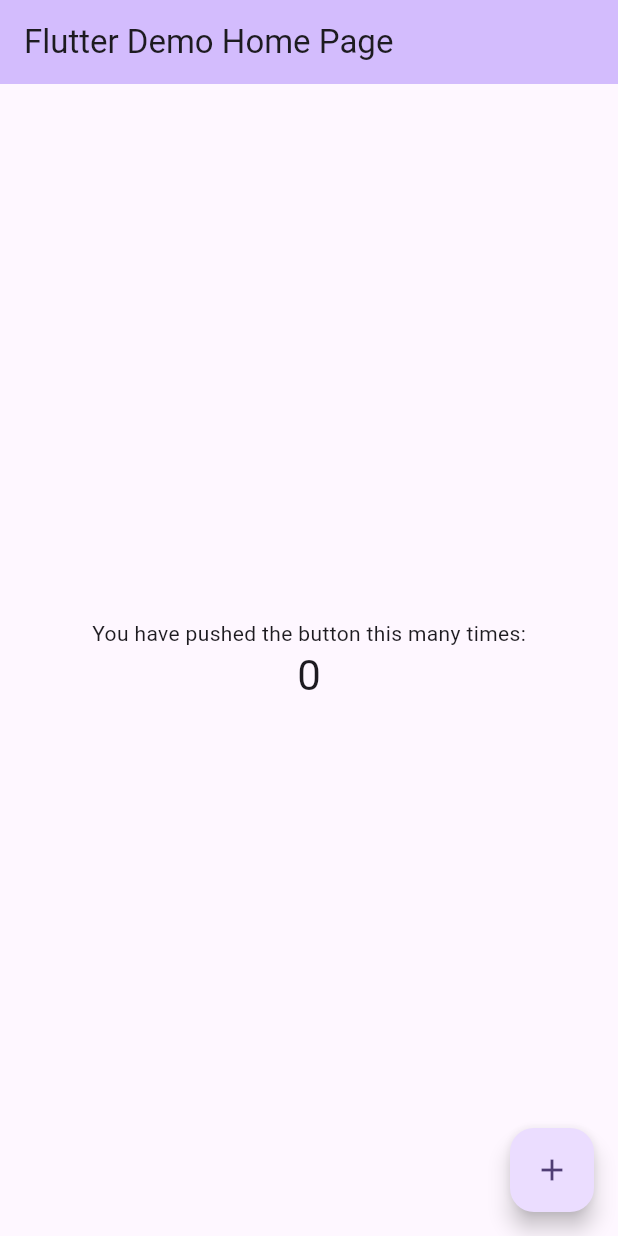
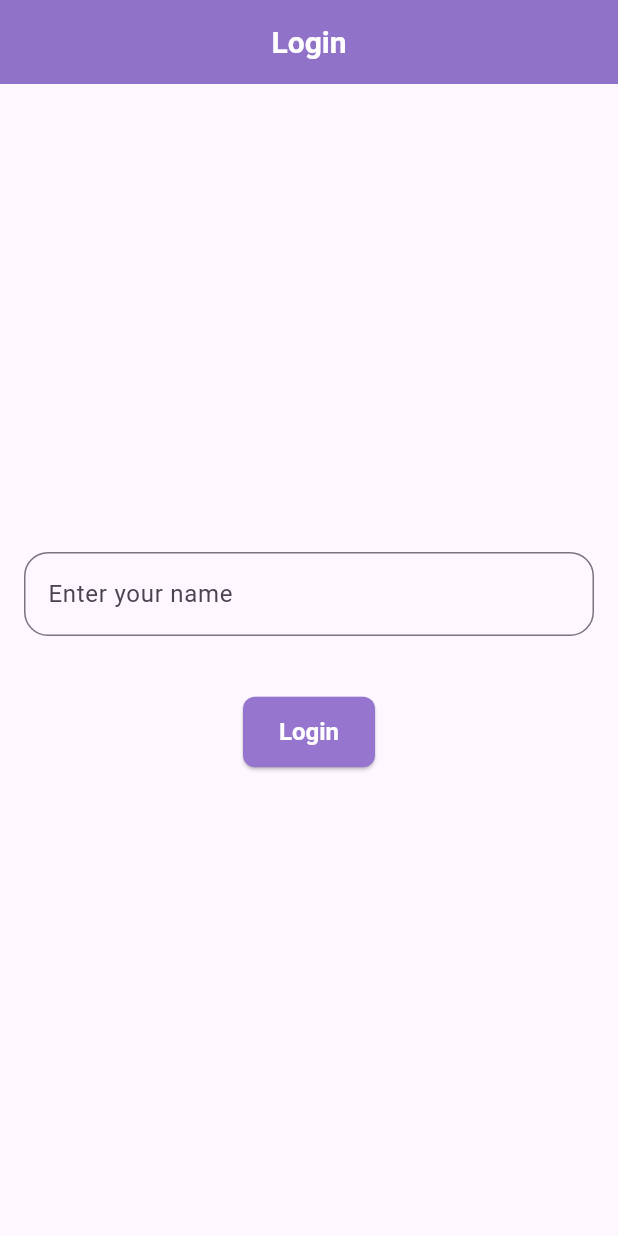
Before and after one commit to Liudmila-T/chat_app, a Flutter app: the screen it shows after launch, on a phone screen of 412 x 824 dp. Run offline on Flutter 3.47's test engine with Material 3 defaults, Android fonts, the phone set to English and light mode, and no system bars; our stand-ins replace dio, either_dart, flutter_riverpod, freezed_annotation.

Commit message:
Added login ui

```diff
--- /dev/null
+++ b/lib/core/constants/app_colors.dart
@@ -0,0 +1,6 @@
+import 'package:flutter/material.dart';
+
+class AppColors {
+  static const primary = Color(0xFF9575CD);
+  static const white = Color(0xFFFFFFFF);
+}
--- /dev/null
+++ b/lib/core/constants/app_strings.dart
@@ -0,0 +1,6 @@
+class AppStrings {
+  static const login = 'Login';
+  static const enterNameHint = 'Enter your name';
+  static const pleaseEnterYourName = 'Please enter your name';
+  static const loginSuccessful = 'Login successful';
+}
--- /dev/null
+++ b/lib/core/services/navigation_service.dart
@@ -0,0 +1,15 @@
+import 'package:flutter/material.dart';
+import 'package:flutter_riverpod/flutter_riverpod.dart';
+
+class Routes {
+  static const String login = '/login';
+  static const String chat = '/chat';
+}
+
+final navigationServiceProvider = Provider<NavigationService>((ref) => NavigationService());
+
+class NavigationService {
+  final GlobalKey<NavigatorState> navigatorKey = GlobalKey<NavigatorState>();
+
+  Future<void> goToChat() => navigatorKey.currentState!.pushReplacementNamed(Routes.chat);
+}
--- /dev/null
+++ b/lib/core/theme/app_theme.dart
@@ -0,0 +1,22 @@
+import 'package:flutter/material.dart';
+
+import '../constants/app_colors.dart';
+
+class AppTheme {
+  static final ThemeData lightTheme = ThemeData(
+    appBarTheme: const AppBarTheme(
+      backgroundColor: AppColors.primary,
+      titleTextStyle: TextStyle(color: AppColors.white, fontSize: 20, fontWeight: FontWeight.w600),
+      elevation: 4,
+    ),
+    elevatedButtonTheme: ElevatedButtonThemeData(
+      style: ElevatedButton.styleFrom(
+        backgroundColor: AppColors.primary,
+        foregroundColor: AppColors.white,
+        textStyle: const TextStyle(fontSize: 16, fontWeight: FontWeight.w600),
+        shape: RoundedRectangleBorder(borderRadius: BorderRadius.circular(8)),
+        padding: const EdgeInsets.symmetric(vertical: 14, horizontal: 24),
+      ),
+    ),
+  );
+}
--- a/lib/main.dart
+++ b/lib/main.dart
@@ -1,122 +1,28 @@
+import 'package:chat_app/core/theme/app_theme.dart';
+import 'package:chat_app/presentation/login/login_screen.dart';
 import 'package:flutter/material.dart';
+import 'package:flutter_riverpod/flutter_riverpod.dart';
+
+import 'core/services/navigation_service.dart';
 
 void main() {
-  runApp(const MyApp());
+  runApp(const ProviderScope(child: MyApp()));
 }
 
-class MyApp extends StatelessWidget {
+class MyApp extends ConsumerWidget {
   const MyApp({super.key});
 
-  // This widget is the root of your application.
   @override
-  Widget build(BuildContext context) {
+  Widget build(BuildContext context, WidgetRef ref) {
+    final navigationService = ref.watch(navigationServiceProvider);
+
     return MaterialApp(
-      title: 'Flutter Demo',
-      theme: ThemeData(
-        // This is the theme of your application.
-        //
-        // TRY THIS: Try running your application with "flutter run". You'll see
-        // the application has a purple toolbar. Then, without quitting the app,
-        // try changing the seedColor in the colorScheme below to Colors.green
-        // and then invoke "hot reload" (save your changes or press the "hot
-        // reload" button in a Flutter-supported IDE, or press "r" if you used
-        // the command line to start the app).
-        //
-        // Notice that the counter didn't reset back to zero; the application
-        // state is not lost during the reload. To reset the state, use hot
-        // restart instead.
-        //
-        // This works for code too, not just values: Most code changes can be
-        // tested with just a hot reload.
-        colorScheme: ColorScheme.fromSeed(seedColor: Colors.deepPurple),
-      ),
-      home: const MyHomePage(title: 'Flutter Demo Home Page'),
+      debugShowCheckedModeBanner: false,
+      title: 'Chat App',
+      navigatorKey: navigationService.navigatorKey,
+      theme: AppTheme.lightTheme,
+      initialRoute: Routes.login,
+      routes: {Routes.login: (_) => const LoginScreen(), Routes.chat: (_) => const LoginScreen()},
     );
   }
 }
-
-class MyHomePage extends StatefulWidget {
-  const MyHomePage({super.key, required this.title});
-
-  // This widget is the home page of your application. It is stateful, meaning
-  // that it has a State object (defined below) that contains fields that affect
-  // how it looks.
-
-  // This class is the configuration for the state. It holds the values (in this
-  // case the title) provided by the parent (in this case the App widget) and
-  // used by the build method of the State. Fields in a Widget subclass are
-  // always marked "final".
-
-  final String title;
-
-  @override
-  State<MyHomePage> createState() => _MyHomePageState();
-}
-
-class _MyHomePageState extends State<MyHomePage> {
-  int _counter = 0;
-
-  void _incrementCounter() {
-    setState(() {
-      // This call to setState tells the Flutter framework that something has
-      // changed in this State, which causes it to rerun the build method below
-      // so that the display can reflect the updated values. If we changed
-      // _counter without calling setState(), then the build method would not be
-      // called again, and so nothing would appear to happen.
-      _counter++;
-    });
-  }
-
-  @override
-  Widget build(BuildContext context) {
-    // This method is rerun every time setState is called, for instance as done
-    // by the _incrementCounter method above.
-    //
-    // The Flutter framework has been optimized to make rerunning build methods
-    // fast, so that you can just rebuild anything that needs updating rather
-    // than having to individually change instances of widgets.
-    return Scaffold(
-      appBar: AppBar(
-        // TRY THIS: Try changing the color here to a specific color (to
-        // Colors.amber, perhaps?) and trigger a hot reload to see the AppBar
-        // change color while the other colors stay the same.
-        backgroundColor: Theme.of(context).colorScheme.inversePrimary,
-        // Here we take the value from the MyHomePage object that was created by
-        // the App.build method, and use it to set our appbar title.
-        title: Text(widget.title),
-      ),
-      body: Center(
-        // Center is a layout widget. It takes a single child and positions it
-        // in the middle of the parent.
-        child: Column(
-          // Column is also a layout widget. It takes a list of children and
-          // arranges them vertically. By default, it sizes itself to fit its
-          // children horizontally, and tries to be as tall as its parent.
-          //
-          // Column has various properties to control how it sizes itself and
-          // how it positions its children. Here we use mainAxisAlignment to
-          // center the children vertically; the main axis here is the vertical
-          // axis because Columns are vertical (the cross axis would be
-          // horizontal).
-          //
-          // TRY THIS: Invoke "debug painting" (choose the "Toggle Debug Paint"
-          // action in the IDE, or press "p" in the console), to see the
-          // wireframe for each widget.
-          mainAxisAlignment: MainAxisAlignment.center,
-          children: <Widget>[
-            const Text('You have pushed the button this many times:'),
-            Text(
-              '$_counter',
-              style: Theme.of(context).textTheme.headlineMedium,
-            ),
-          ],
-        ),
-      ),
-      floatingActionButton: FloatingActionButton(
-        onPressed: _incrementCounter,
-        tooltip: 'Increment',
-        child: const Icon(Icons.add),
-      ), // This trailing comma makes auto-formatting nicer for build methods.
-    );
-  }
-}
--- /dev/null
+++ b/lib/presentation/login/login_controller.dart
@@ -0,0 +1,33 @@
+import 'package:either_dart/either.dart';
+import 'package:flutter_riverpod/flutter_riverpod.dart';
+
+import '../../core/constants/app_strings.dart';
+import '../../core/failures/app_failure.dart';
+import '../../domain/entities/user.dart';
+import '../../domain/usecases/login_usecase.dart';
+import 'login_state.dart';
+
+class LoginController extends StateNotifier<LoginState> {
+  final LoginUseCase loginUseCase;
+
+  LoginController(this.loginUseCase) : super(const LoginState());
+
+  Future<void> login(String username) async {
+    if (username.isEmpty) {
+      state = state.copyWith(validationError: AppStrings.pleaseEnterYourName);
+      return;
+    }
+    state = state.copyWith(isLoading: true, errorMessage: null, validationError: null, isSuccess: false);
+
+    final Either<Failure, User> result = await loginUseCase(username);
+
+    result.fold(
+      (failure) {
+        state = state.copyWith(isLoading: false, errorMessage: failure.message, isSuccess: false);
+      },
+      (user) {
+        state = state.copyWith(isLoading: false, errorMessage: null, isSuccess: true);
+      },
+    );
+  }
+}
--- /dev/null
+++ b/lib/presentation/login/login_providers.dart
@@ -0,0 +1,30 @@
+// login_providers.dart
+import 'package:flutter_riverpod/flutter_riverpod.dart';
+
+import '../../core/network/dio_provider.dart';
+import '../../data/datasources/login_remote_datasource.dart';
+import '../../data/repositories/login_repository_impl.dart';
+import '../../domain/repositories/login_repository.dart';
+import '../../domain/usecases/login_usecase.dart';
+import 'login_controller.dart';
+import 'login_state.dart';
+
+final loginRemoteDataSourceProvider = Provider<LoginRemoteDatasource>((ref) {
+  final dio = ref.watch(dioProvider);
+  return LoginRemoteDatasourceImpl(dio);
+});
+
+final loginRepositoryProvider = Provider<LoginRepository>((ref) {
+  final remoteDataSource = ref.watch(loginRemoteDataSourceProvider);
+  return LoginRepositoryImpl(remoteDataSource);
+});
+
+final loginUseCaseProvider = Provider<LoginUseCase>((ref) {
+  final repository = ref.watch(loginRepositoryProvider);
+  return LoginUseCase(repository);
+});
+
+final loginControllerProvider = StateNotifierProvider<LoginController, LoginState>((ref) {
+  final useCase = ref.watch(loginUseCaseProvider);
+  return LoginController(useCase);
+});
--- /dev/null
+++ b/lib/presentation/login/login_screen.dart
@@ -0,0 +1,69 @@
+import 'package:flutter/material.dart';
+import 'package:flutter_riverpod/flutter_riverpod.dart';
+
+import '../../core/constants/app_strings.dart';
+import '../../core/services/navigation_service.dart';
+import '../widgets/app_text_field.dart';
+import 'login_providers.dart';
+import 'login_state.dart';
+
+class LoginScreen extends ConsumerStatefulWidget {
+  const LoginScreen({super.key});
+
+  @override
+  ConsumerState<LoginScreen> createState() => _LoginScreenState();
+}
+
+class _LoginScreenState extends ConsumerState<LoginScreen> {
+  final TextEditingController _usernameController = TextEditingController();
+
+  void _login() {
+    final username = _usernameController.text.trim();
+    ref.read(loginControllerProvider.notifier).login(username);
+  }
+
+  @override
+  Widget build(BuildContext context) {
+    ref.listen<LoginState>(loginControllerProvider, (previous, next) {
+      if (next.isSuccess) {
+        ScaffoldMessenger.of(context).showSnackBar(const SnackBar(content: Text(AppStrings.loginSuccessful)));
+        Future.delayed(const Duration(milliseconds: 800), () {
+          ref.read(navigationServiceProvider).goToChat();
+        });
+      }
+
+      if (next.errorMessage != null && next.errorMessage!.isNotEmpty) {
+        ScaffoldMessenger.of(context).showSnackBar(SnackBar(content: Text(next.errorMessage!)));
+      }
+    });
+
+    final state = ref.watch(loginControllerProvider);
+
+    return Scaffold(
+      appBar: AppBar(title: const Text(AppStrings.login), centerTitle: true),
+      body: Padding(
+        padding: const EdgeInsets.all(16),
+        child: Column(
+          mainAxisAlignment: MainAxisAlignment.center,
+          children: [
+            AppTextField(
+              controller: _usernameController,
+              labelText: AppStrings.enterNameHint,
+              errorText: state.validationError,
+            ),
+            const SizedBox(height: 40),
+            state.isLoading
+                ? const CircularProgressIndicator()
+                : ElevatedButton(onPressed: _login, child: const Text(AppStrings.login)),
+          ],
+        ),
+      ),
+    );
+  }
+
+  @override
+  void dispose() {
+    _usernameController.dispose();
+    super.dispose();
+  }
+}
--- /dev/null
+++ b/lib/presentation/login/login_state.dart
@@ -0,0 +1,13 @@
+import 'package:freezed_annotation/freezed_annotation.dart';
+
+part 'login_state.freezed.dart';
+
+@freezed
+class LoginState with _$LoginState {
+  const factory LoginState({
+    @Default(false) bool isLoading,
+    String? errorMessage,
+    String? validationError,
+    @Default(false) bool isSuccess,
+  }) = _LoginState;
+}
--- /dev/null
+++ b/lib/presentation/widgets/app_text_field.dart
@@ -0,0 +1,21 @@
+import 'package:flutter/material.dart';
+
+class AppTextField extends StatelessWidget {
+  final TextEditingController controller;
+  final String labelText;
+  final String? errorText;
+
+  const AppTextField({super.key, required this.controller, required this.labelText, this.errorText});
+
+  @override
+  Widget build(BuildContext context) {
+    return TextField(
+      controller: controller,
+      decoration: InputDecoration(
+        labelText: labelText,
+        errorText: errorText,
+        border: const OutlineInputBorder(borderRadius: BorderRadius.all(Radius.circular(16.0))),
+      ),
+    );
+  }
+}
--- a/pubspec.yaml
+++ b/pubspec.yaml
@@ -37,8 +37,11 @@ dependencies:
   dio: ^5.8.0+1
   flutter_riverpod: ^2.6.1
   either_dart: ^1.0.0
+  freezed_annotation: ^2.2.0
 
 dev_dependencies:
+  freezed: ^2.3.0
+  build_runner: ^2.4.15
   flutter_test:
     sdk: flutter
 
```
Also changed, not shown: lib/presentation/login/login_state.freezed.dart (added), pubspec.lock.
